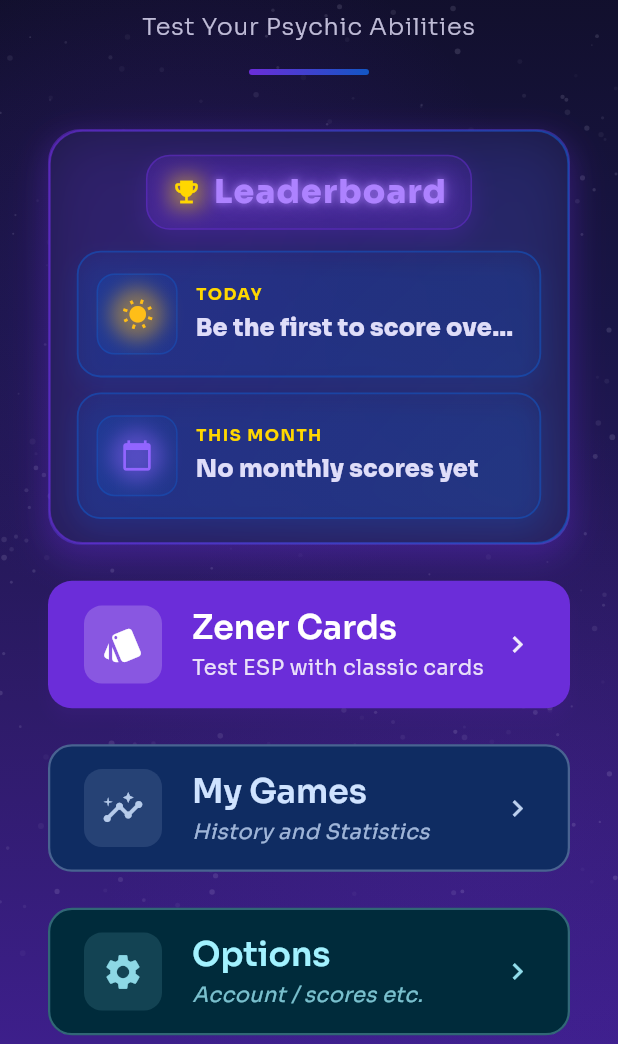
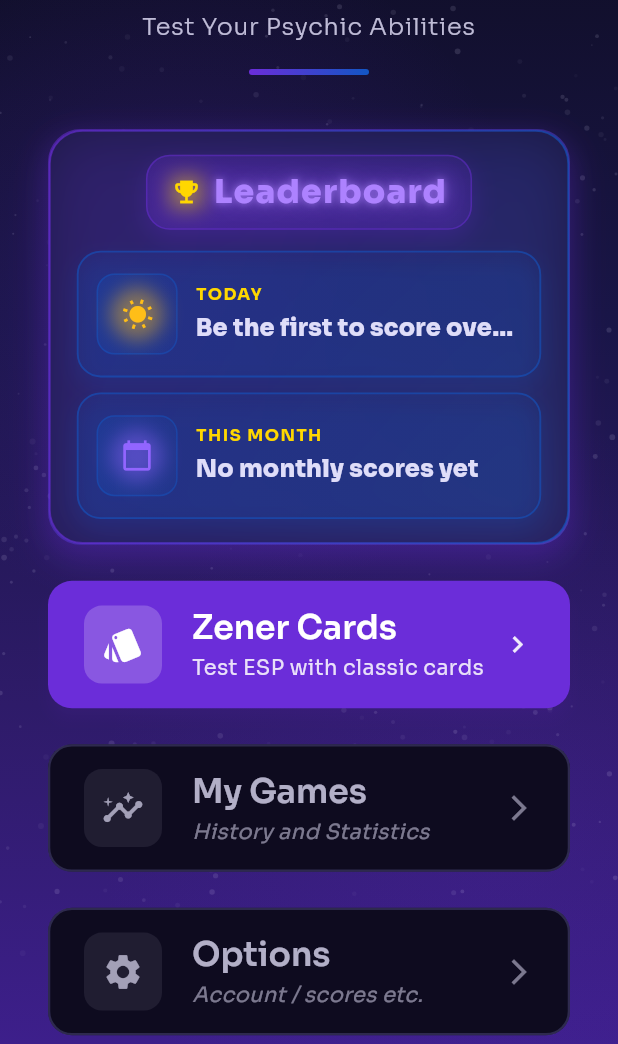
Before and after one commit to supasebie/PsychicTournament, a Flutter app: the screen it shows after launch, on a phone screen of 412 x 824 dp, the part 192-1236 px from its top. Run offline on Flutter 3.47's test engine with Material 3 defaults, Android fonts, the phone set to English and light mode, and no system bars; our stand-ins replace fl_chart, flutter_svg, google_fonts, google_mobile_ads, sqflite, supabase_flutter and 1 more; accounts and stored records are empty; network calls fail.

Commit message:
main menu tweaks

```diff
--- a/lib/screens/main_menu_screen.dart
+++ b/lib/screens/main_menu_screen.dart
@@ -305,8 +305,6 @@ class _MainMenuScreenState extends State<MainMenuScreen> {
           onPressed: () {
             Navigator.pushNamed(context, '/stats-menu');
           },
-          containerColor: Theme.of(context).colorScheme.secondaryContainer,
-          onContainerColor: Theme.of(context).colorScheme.onSecondaryContainer,
         ),
         const SizedBox(height: 24),
 
@@ -319,8 +317,6 @@ class _MainMenuScreenState extends State<MainMenuScreen> {
           onPressed: () {
             Navigator.pushNamed(context, '/options');
           },
-          containerColor: Theme.of(context).colorScheme.tertiaryContainer,
-          onContainerColor: Theme.of(context).colorScheme.onTertiaryContainer,
         ),
       ],
     );
@@ -415,34 +411,52 @@ class _MainMenuScreenState extends State<MainMenuScreen> {
     required String title,
     required String subtitle,
     required VoidCallback? onPressed,
-    Color? containerColor,
-    Color? onContainerColor,
   }) {
     final theme = Theme.of(context);
     final colorScheme = theme.colorScheme;
-    final Color bg = containerColor ?? colorScheme.secondaryContainer;
-    final Color fg = onContainerColor ?? colorScheme.onSecondaryContainer;
+    final screenWidth = MediaQuery.of(context).size.width;
 
-    // Prevent overflow in secondary buttons as well.
+    double buttonHeight;
+    double horizontalPadding;
+    double iconSize;
+    double iconSpacing;
+
+    if (screenWidth >= 800) {
+      buttonHeight = 95.0;
+      horizontalPadding = 32.0;
+      iconSize = 32.0;
+      iconSpacing = 24.0;
+    } else if (screenWidth >= 600) {
+      buttonHeight = 90.0;
+      horizontalPadding = 28.0;
+      iconSize = 30.0;
+      iconSpacing = 22.0;
+    } else {
+      buttonHeight = 85.0;
+      horizontalPadding = 24.0;
+      iconSize = 28.0;
+      iconSpacing = 20.0;
+    }
+
+    // Match Performance screen secondary button styling exactly
     return ConstrainedBox(
-      constraints: const BoxConstraints(minHeight: 85),
-      child: Semantics(
-        label: '$title - $subtitle',
-        button: true,
-        enabled: onPressed != null,
+      constraints: BoxConstraints(minHeight: buttonHeight),
       child: OutlinedButton(
         onPressed: onPressed,
         style: OutlinedButton.styleFrom(
-            backgroundColor: bg,
-            foregroundColor: fg,
+          backgroundColor: colorScheme.surface,
+          foregroundColor: colorScheme.onSurface.withValues(alpha: 0.7),
           side: BorderSide(
-              color: fg.withValues(alpha: 0.3),
+            color: colorScheme.outline.withValues(alpha: 0.5),
             width: 1.5,
           ),
           shape: RoundedRectangleBorder(
             borderRadius: BorderRadius.circular(16),
           ),
-            padding: const EdgeInsets.symmetric(horizontal: 24, vertical: 12),
+          padding: EdgeInsets.symmetric(
+            horizontal: horizontalPadding,
+            vertical: 12,
+          ),
         ),
         child: Row(
           crossAxisAlignment: CrossAxisAlignment.center,
@@ -450,16 +464,16 @@ class _MainMenuScreenState extends State<MainMenuScreen> {
             Container(
               padding: const EdgeInsets.all(12),
               decoration: BoxDecoration(
-                  color: fg.withValues(alpha: 0.12),
+                color: colorScheme.onSurface.withValues(alpha: 0.08),
                 borderRadius: BorderRadius.circular(12),
               ),
               child: Icon(
                 icon,
-                  size: 28,
-                  color: fg.withValues(alpha: 0.85),
+                size: iconSize,
+                color: colorScheme.onSurface.withValues(alpha: 0.65),
               ),
             ),
-              const SizedBox(width: 20),
+            SizedBox(width: iconSpacing),
             Expanded(
               child: Column(
                 mainAxisSize: MainAxisSize.min,
@@ -471,7 +485,7 @@ class _MainMenuScreenState extends State<MainMenuScreen> {
                     overflow: TextOverflow.ellipsis,
                     style: theme.textTheme.titleLarge?.copyWith(
                       fontWeight: FontWeight.w600,
-                        color: fg,
+                      color: colorScheme.onSurface.withValues(alpha: 0.75),
                     ),
                   ),
                   const SizedBox(height: 4),
@@ -482,7 +496,7 @@ class _MainMenuScreenState extends State<MainMenuScreen> {
                     overflow: TextOverflow.fade,
                     style: theme.textTheme.bodyMedium?.copyWith(
                       height: 1.2,
-                        color: fg.withValues(alpha: 0.75),
+                      color: colorScheme.onSurface.withValues(alpha: 0.5),
                       fontStyle: FontStyle.italic,
                     ),
                   ),
@@ -491,12 +505,11 @@ class _MainMenuScreenState extends State<MainMenuScreen> {
             ),
             const SizedBox(width: 8),
             Icon(
-                Icons.chevron_right,
-                color: fg.withValues(alpha: 0.9),
-                size: 22,
+              Icons.arrow_forward_ios,
+              color: colorScheme.onSurface.withValues(alpha: 0.5),
+              size: 20,
             ),
           ],
-          ),
         ),
       ),
     );
```
Lines whose indentation alone changed are shown as unchanged.
